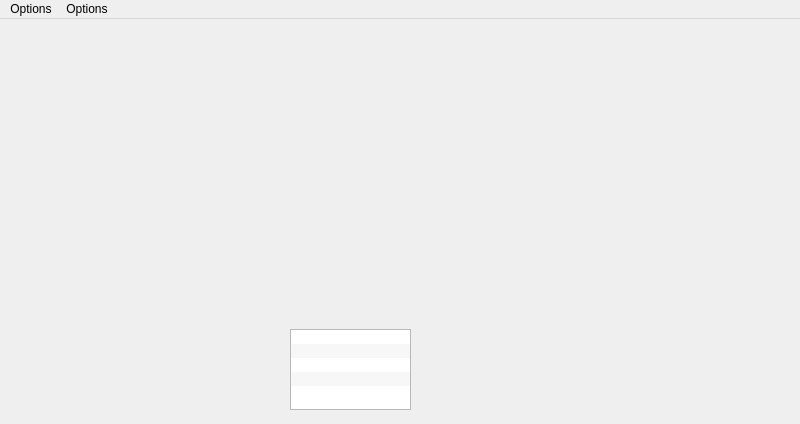
Before: the Qt Designer form mainwindow.ui in gidzzz/openmediaplayer, drawn with Qt 5.
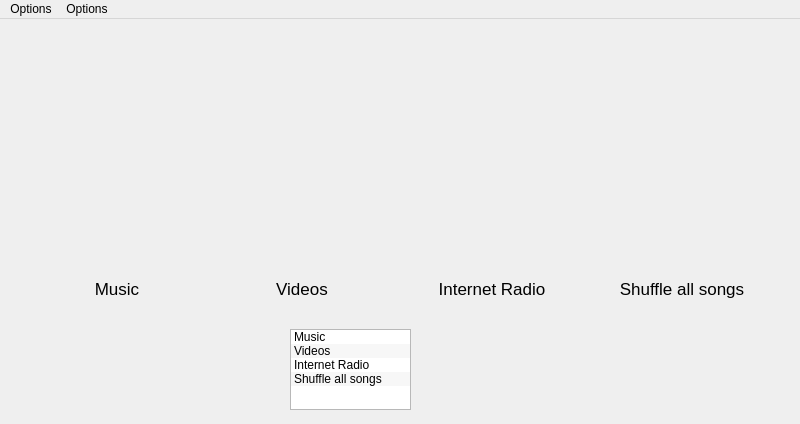
After: the same form once the commit is applied. Icons and pictures are not drawn. Custom widgets are drawn as their Qt base class.

What changed in the file:
```diff
--- a/mainwindow.ui
+++ b/mainwindow.ui
@@ -176,6 +176,9 @@
       <height>20</height>
      </rect>
     </property>
+    <property name="text">
+     <string>Music</string>
+    </property>
     <property name="font">
      <font>
       <pointsize>13</pointsize>
@@ -197,6 +200,9 @@
       <height>20</height>
      </rect>
     </property>
+    <property name="text">
+     <string>Videos</string>
+    </property>
     <property name="font">
      <font>
       <pointsize>13</pointsize>
@@ -215,6 +221,9 @@
       <height>20</height>
      </rect>
     </property>
+    <property name="text">
+     <string>Internet Radio</string>
+    </property>
     <property name="font">
      <font>
       <pointsize>13</pointsize>
@@ -233,6 +242,9 @@
       <height>20</height>
      </rect>
     </property>
+    <property name="text">
+     <string>Shuffle all songs</string>
+    </property>
     <property name="font">
      <font>
       <pointsize>13</pointsize>
@@ -271,7 +283,7 @@
     </property>
     <item>
      <property name="text">
-      <string> </string>
+      <string>Music</string>
      </property>
      <property name="statusTip">
       <string notr="true">songs_button</string>
@@ -279,7 +291,7 @@
     </item>
     <item>
      <property name="text">
-      <string> </string>
+      <string>Videos</string>
      </property>
      <property name="statusTip">
       <string notr="true">videos_button</string>
@@ -287,7 +299,7 @@
     </item>
     <item>
      <property name="text">
-      <string> </string>
+      <string>Internet Radio</string>
      </property>
      <property name="statusTip">
       <string notr="true">radio_button</string>
@@ -295,10 +307,7 @@
     </item>
     <item>
      <property name="text">
-      <string> </string>
-     </property>
-     <property name="statusTip">
-      <string notr="true">shuffle_button</string>
+      <string>Shuffle all songs</string>
      </property>
     </item>
    </widget>
```
Left out of the diff: 16 changed lines with no effect on the pictures.
